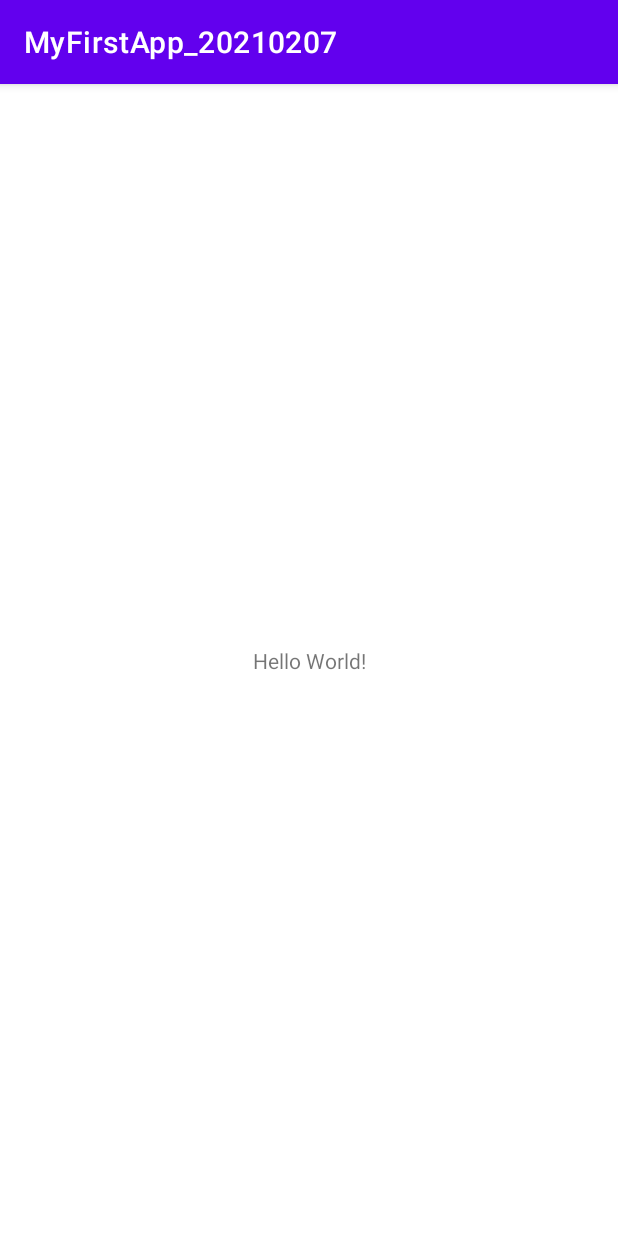
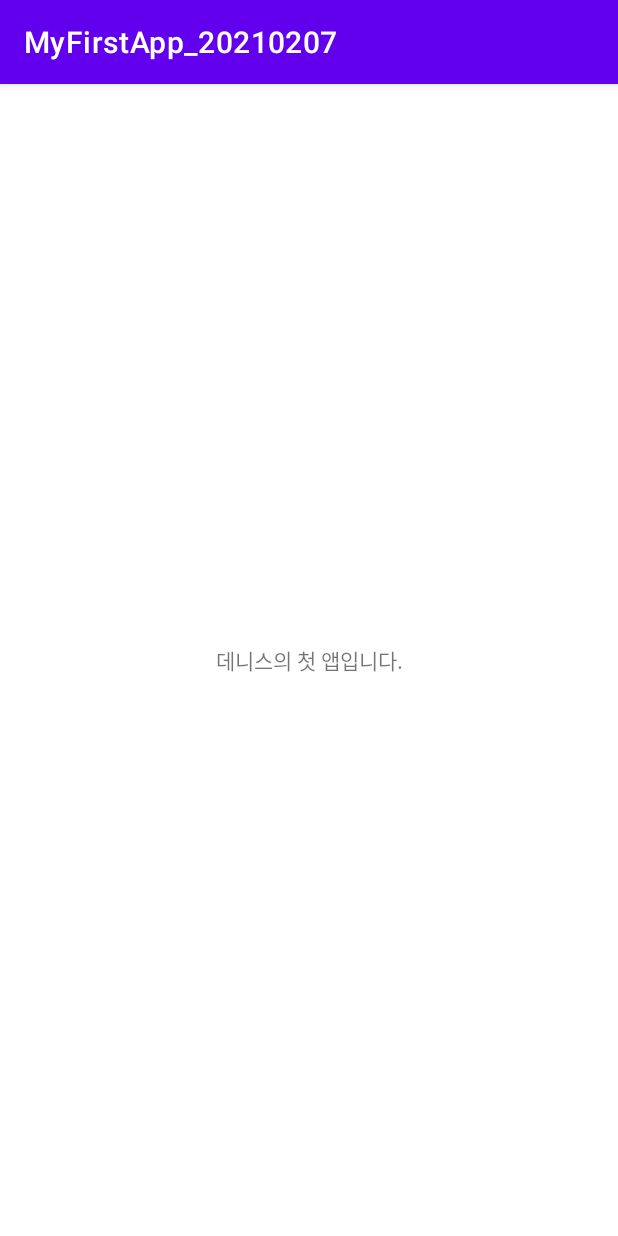
Before and after one commit to wizarddennis/MyFirstApp_20210207, an Android app: the screen it shows after launch (MainActivity), on a phone screen of 412 x 824 dp. Run offline under Robolectric (Android 15) with nearby library versions, the phone set to English and light mode, and no system bars.

Commit message:
Hello World 문구 수정

```diff
--- a/app/src/main/res/layout/activity_main.xml
+++ b/app/src/main/res/layout/activity_main.xml
@@ -9,7 +9,7 @@
     <TextView
         android:layout_width="wrap_content"
         android:layout_height="wrap_content"
-        android:text="Hello World!"
+        android:text="데니스의 첫 앱입니다."
         app:layout_constraintBottom_toBottomOf="parent"
         app:layout_constraintLeft_toLeftOf="parent"
         app:layout_constraintRight_toRightOf="parent"
```
